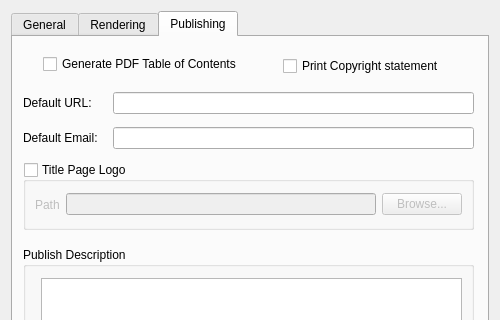
Old version of the form preferences.ui in the repository trevorsandy/lpub3d; both pictures show x 0 to 500 and y 0 to 320 of the 500 by 555 pixel window.
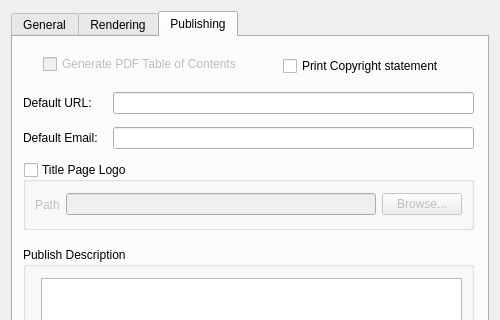
New version of the form. The open tabs and pages were chosen to show the change.

Diff of the .ui file:
```diff
--- a/preferences.ui
+++ b/preferences.ui
@@ -554,7 +554,10 @@
         <string>Publish Description</string>
        </property>
       </widget>
-      <widget class="QCheckBox" name="publishTOC">
+      <widget class="QCheckBox" name="publishTOC_Chk">
+       <property name="enabled">
+        <bool>false</bool>
+       </property>
        <property name="geometry">
         <rect>
          <x>30</x>
```
Left out of the diff: 41 changed lines with no effect on the pictures.
